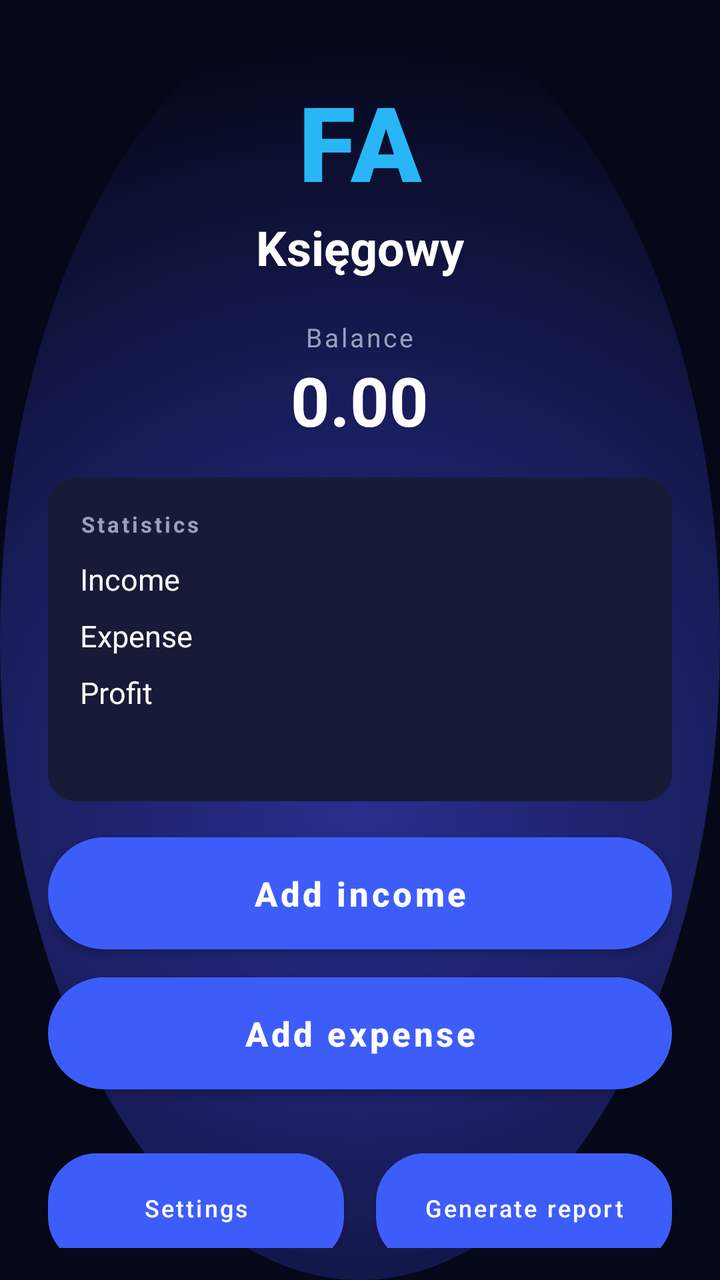
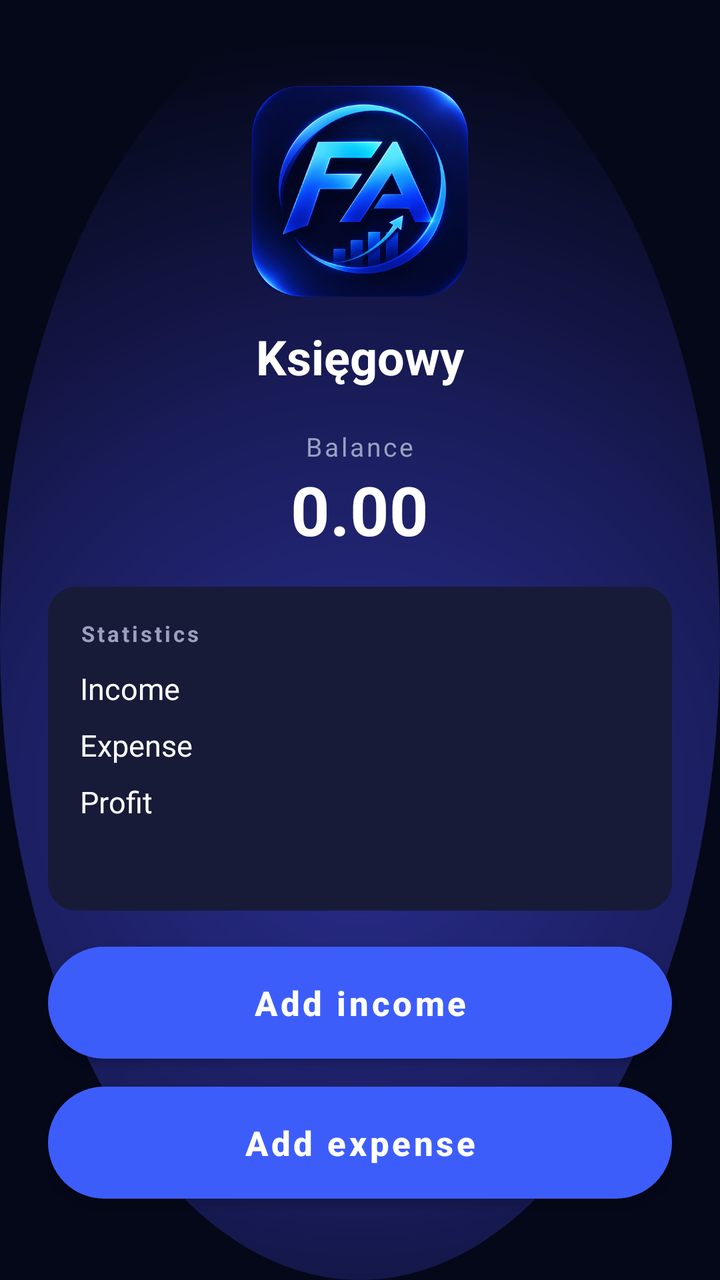

An Android layout rendered at two revisions. The XML below is the earlier revision; the diff shows what the commit changed to produce the second picture.
<!-- AndroidManifest.xml: application theme Theme.FA -->
<!-- res/layout/activity_mine.xml -->
<?xml version="1.0" encoding="utf-8"?>
<LinearLayout xmlns:android="http://schemas.android.com/apk/res/android"
    android:orientation="vertical"
    android:layout_width="match_parent"
    android:layout_height="match_parent"
    android:paddingStart="24dp"
    android:paddingEnd="24dp"
    android:paddingTop="36dp"
    android:paddingBottom="16dp">

    <TextView
        android:layout_width="wrap_content"
        android:layout_height="wrap_content"
        android:layout_gravity="center_horizontal"
        android:text="FA"
        android:textColor="@color/accent_cyan"
        android:textSize="52sp"
        android:textStyle="bold"
        android:fontFamily="sans-serif-black"
        android:letterSpacing="0.05"/>

    <TextView
        android:layout_width="wrap_content"
        android:layout_height="wrap_content"
        android:layout_gravity="center_horizontal"
        android:layout_marginTop="2dp"
        android:layout_marginBottom="20dp"
        android:text="@string/app_subtitle"
        android:textColor="@color/text_primary"
        android:textSize="24sp"
        android:textStyle="bold"/>

    <TextView
        android:layout_width="wrap_content"
        android:layout_height="wrap_content"
        android:layout_gravity="center_horizontal"
        android:text="@string/balance"
        android:textColor="@color/text_secondary"
        android:textSize="13sp"
        android:letterSpacing="0.1"/>

    <TextView
        android:id="@+id/tv_balance"
        android:layout_width="wrap_content"
        android:layout_height="wrap_content"
        android:layout_gravity="center_horizontal"
        android:layout_marginBottom="16dp"
        android:text="0.00"
        android:textColor="@color/text_primary"
        android:textSize="34sp"
        android:textStyle="bold"/>

    <LinearLayout
        android:layout_width="match_parent"
        android:layout_height="wrap_content"
        android:orientation="vertical"
        android:background="@drawable/card_bg"
        android:padding="16dp"
        android:layout_marginBottom="18dp">

        <TextView
            android:layout_width="match_parent"
            android:layout_height="wrap_content"
            android:text="@string/statistics"
            android:textColor="@color/text_secondary"
            android:textSize="11sp"
            android:textStyle="bold"
            android:letterSpacing="0.12"
            android:layout_marginBottom="10dp"/>

        <LinearLayout android:layout_width="match_parent" android:layout_height="wrap_content"
            android:orientation="horizontal" android:layout_marginBottom="8dp">
            <TextView android:layout_width="0dp" android:layout_height="wrap_content" android:layout_weight="1"
                android:text="@string/stat_income" android:textColor="@color/text_primary" android:textSize="15sp"/>
            <TextView android:id="@+id/tv_stat_income" android:layout_width="wrap_content" android:layout_height="wrap_content"
                android:textColor="@color/income_green" android:textSize="15sp" android:textStyle="bold"/>
        </LinearLayout>

        <LinearLayout android:layout_width="match_parent" android:layout_height="wrap_content"
            android:orientation="horizontal" android:layout_marginBottom="8dp">
            <TextView android:layout_width="0dp" android:layout_height="wrap_content" android:layout_weight="1"
                android:text="@string/stat_expense" android:textColor="@color/text_primary" android:textSize="15sp"/>
            <TextView android:id="@+id/tv_stat_expense" android:layout_width="wrap_content" android:layout_height="wrap_content"
                android:textColor="@color/expense_red" android:textSize="15sp" android:textStyle="bold"/>
        </LinearLayout>

        <LinearLayout android:layout_width="match_parent" android:layout_height="wrap_content"
            android:orientation="horizontal" android:layout_marginBottom="8dp">
            <TextView android:layout_width="0dp" android:layout_height="wrap_content" android:layout_weight="1"
                android:text="@string/stat_profit" android:textColor="@color/text_primary" android:textSize="15sp"/>
            <TextView android:id="@+id/tv_stat_profit" android:layout_width="wrap_content" android:layout_height="wrap_content"
                android:textColor="@color/accent_cyan" android:textSize="15sp" android:textStyle="bold"/>
        </LinearLayout>

        <LinearLayout android:layout_width="match_parent" android:layout_height="wrap_content"
            android:orientation="horizontal">
            <TextView android:id="@+id/tv_stat_tax_label" android:layout_width="0dp" android:layout_height="wrap_content" android:layout_weight="1"
                android:textColor="@color/text_secondary" android:textSize="15sp"/>
            <TextView android:id="@+id/tv_stat_tax" android:layout_width="wrap_content" android:layout_height="wrap_content"
                android:textColor="@color/text_secondary" android:textSize="15sp" android:textStyle="bold"/>
        </LinearLayout>

    </LinearLayout>

    <Button
        android:id="@+id/btn_add_income"
        android:layout_width="match_parent"
        android:layout_height="56dp"
        android:layout_marginBottom="14dp"
        android:background="@drawable/btn_pill_primary"
        android:text="@string/add_income"
        android:textAllCaps="false"
        android:textColor="@color/text_primary"
        android:textSize="17sp"
        android:textStyle="bold"
        android:elevation="4dp"/>

    <Button
        android:id="@+id/btn_add_expense"
        android:layout_width="match_parent"
        android:layout_height="56dp"
        android:layout_marginBottom="20dp"
        android:background="@drawable/btn_pill_primary"
        android:text="@string/add_expense"
        android:textAllCaps="false"
        android:textColor="@color/text_primary"
        android:textSize="17sp"
        android:textStyle="bold"
        android:elevation="4dp"/>

    <androidx.recyclerview.widget.RecyclerView
        android:id="@+id/rv_entries"
        android:layout_width="match_parent"
        android:layout_height="0dp"
        android:layout_weight="1"
        android:clipToPadding="false"/>

    <LinearLayout
        android:layout_width="match_parent"
        android:layout_height="wrap_content"
        android:orientation="horizontal"
        android:layout_marginTop="12dp"
        android:weightSum="2">

        <Button
            android:id="@+id/btn_settings"
            android:layout_width="0dp"
            android:layout_height="wrap_content"
            android:minHeight="56dp"
            android:layout_weight="1"
            android:layout_marginEnd="8dp"
            android:background="@drawable/btn_pill_outline"
            android:text="@string/settings"
            android:textAllCaps="false"
            android:textColor="@color/text_primary"
            android:textSize="12sp"
            android:maxLines="2"
            android:includeFontPadding="false"
            android:paddingTop="8dp"
            android:paddingBottom="8dp"
            android:paddingStart="6dp"
            android:paddingEnd="6dp"/>

        <Button
            android:id="@+id/btn_reports"
            android:layout_width="0dp"
            android:layout_height="wrap_content"
            android:minHeight="56dp"
            android:layout_weight="1"
            android:layout_marginStart="8dp"
            android:background="@drawable/btn_pill_outline"
            android:text="@string/generate_report"
            android:textAllCaps="false"
            android:textColor="@color/text_primary"
            android:textSize="12sp"
            android:maxLines="2"
            android:includeFontPadding="false"
            android:paddingTop="8dp"
            android:paddingBottom="8dp"
            android:paddingStart="6dp"
            android:paddingEnd="6dp"/>

    </LinearLayout>

</LinearLayout>
<!-- resources referenced by this layout -->
<resources>
  <color name="accent_cyan">#29B6F6</color>
  <color name="expense_red">#FF5B5B</color>
  <color name="income_green">#4CD964</color>
  <color name="text_primary">#FFFFFF</color>
  <color name="text_secondary">#9AA0C0</color>
  <!-- drawable btn_pill_outline (drawable) -->
  <?xml version="1.0" encoding="utf-8"?>
  <shape xmlns:android="http://schemas.android.com/apk/res/android" android:shape="rectangle">
      <corners android:radius="24dp" />
      <solid android:color="#1B2050" />
      <stroke android:width="1dp" android:color="#3A4090" />
  </shape>
  <!-- drawable btn_pill_primary (drawable) -->
  <?xml version="1.0" encoding="utf-8"?>
  <shape xmlns:android="http://schemas.android.com/apk/res/android" android:shape="rectangle">
      <corners android:radius="32dp" />
      <gradient
          android:angle="90"
          android:startColor="@color/accent_blue_light"
          android:centerColor="#2246D6"
          android:endColor="@color/accent_blue_dark" />
      <stroke android:width="1dp" android:color="#4D79FF" />
  </shape>
  <!-- drawable card_bg (drawable) -->
  <?xml version="1.0" encoding="utf-8"?>
  <shape xmlns:android="http://schemas.android.com/apk/res/android" android:shape="rectangle">
      <corners android:radius="14dp" />
      <solid android:color="@color/card_bg_light" />
  </shape>
  <string name="add_expense">Add expense</string>
  <string name="add_income">Add income</string>
  <string name="app_subtitle">Księgowy</string>
  <string name="balance">Balance</string>
  <string name="generate_report">Generate report</string>
  <string name="settings">Settings</string>
  <string name="stat_expense">Expense</string>
  <string name="stat_income">Income</string>
  <string name="stat_profit">Profit</string>
  <string name="statistics">Statistics</string>
  <style name="Theme.FA" parent="Theme.MaterialComponents.DayNight.NoActionBar">
          <item name="colorPrimary">@color/accent_blue_light</item>
          <item name="colorPrimaryVariant">@color/accent_blue_dark</item>
          <item name="colorOnPrimary">@color/text_primary</item>
          <item name="colorSecondary">@color/accent_cyan</item>
          <item name="colorSecondaryVariant">@color/accent_blue_dark</item>
          <item name="colorOnSecondary">@color/text_primary</item>
          <item name="android:statusBarColor">@color/bg_top</item>
          <item name="android:windowBackground">@drawable/bg_gradient</item>
          <item name="android:textColorPrimary">@color/text_primary</item>
          <item name="android:textColorHint">@color/text_hint</item>
      </style>
  <color name="accent_blue_light">#3D5DFB</color>
  <color name="accent_blue_dark">#1230A8</color>
  <color name="card_bg_light">#171B38</color>
  <color name="bg_top">#050818</color>
  <!-- drawable bg_gradient (drawable) -->
  <?xml version="1.0" encoding="utf-8"?>
  <layer-list xmlns:android="http://schemas.android.com/apk/res/android">
      <item>
          <shape android:shape="rectangle">
              <solid android:color="@color/bg_top" />
          </shape>
      </item>
      <item>
          <shape android:shape="oval">
              <gradient
                  android:type="radial"
                  android:gradientRadius="380dp"
                  android:centerX="0.5"
                  android:centerY="0.62"
                  android:startColor="@color/bg_glow"
                  android:centerColor="#1A1D5C"
                  android:endColor="@color/bg_top" />
          </shape>
      </item>
  </layer-list>
  <color name="text_hint">#6B7094</color>
  <color name="bg_glow">#2A2E8F</color>
</resources>

<!-- the commit's change to res/layout/activity_mine.xml (unified diff, before → after) -->
@@ -8,16 +8,15 @@
     android:paddingTop="36dp"
     android:paddingBottom="16dp">
 
-    <TextView
-        android:layout_width="wrap_content"
-        android:layout_height="wrap_content"
-        android:layout_gravity="center_horizontal"
-        android:text="FA"
-        android:textColor="@color/accent_cyan"
-        android:textSize="52sp"
-        android:textStyle="bold"
-        android:fontFamily="sans-serif-black"
-        android:letterSpacing="0.05"/>
+    <ImageView
+            android:id="@+id/iv_logo"
+            android:layout_width="120dp"
+            android:layout_height="120dp"
+            android:layout_gravity="center_horizontal"
+            android:layout_marginBottom="4dp"
+            android:adjustViewBounds="true"
+            android:src="@drawable/logo"
+            android:contentDescription="@string/app_name"/>
 
     <TextView
         android:layout_width="wrap_content"
@@ -140,7 +139,7 @@
         android:layout_height="wrap_content"
         android:orientation="horizontal"
         android:layout_marginTop="12dp"
-        android:weightSum="2">
+        android:weightSum="2" android:baselineAligned="false">
 
         <Button
             android:id="@+id/btn_settings"
<!-- resource entries referenced after the edit -->
@@ -29,8 +29,10 @@
       <corners android:radius="14dp" />
       <solid android:color="@color/card_bg_light" />
   </shape>
+  <!-- drawable logo: png bitmap (drawable, 236776 bytes) -->
   <string name="add_expense">Add expense</string>
   <string name="add_income">Add income</string>
+  <string name="app_name">FinArs</string>
   <string name="app_subtitle">Księgowy</string>
   <string name="balance">Balance</string>
   <string name="generate_report">Generate report</string>
